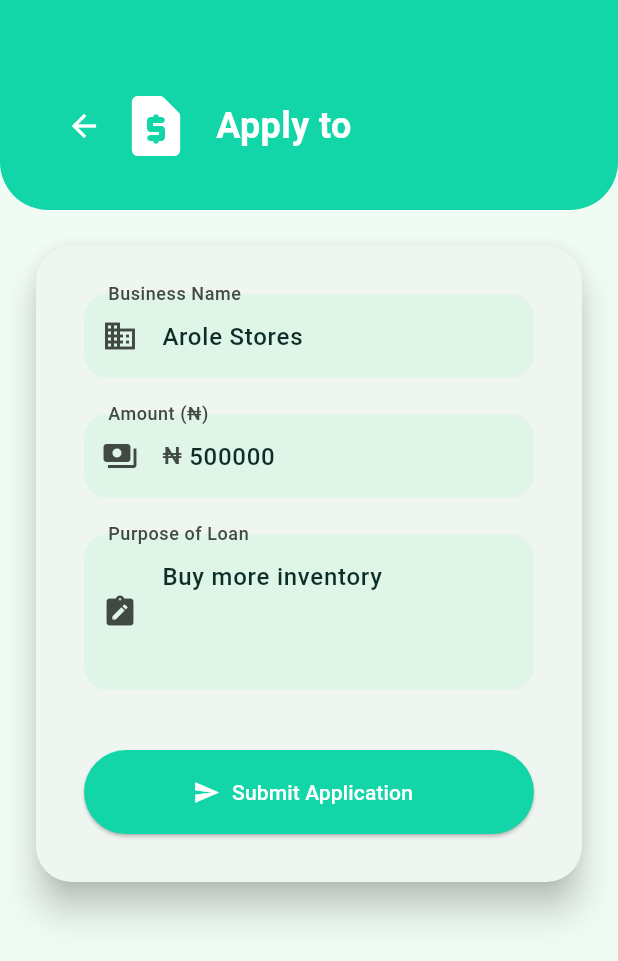
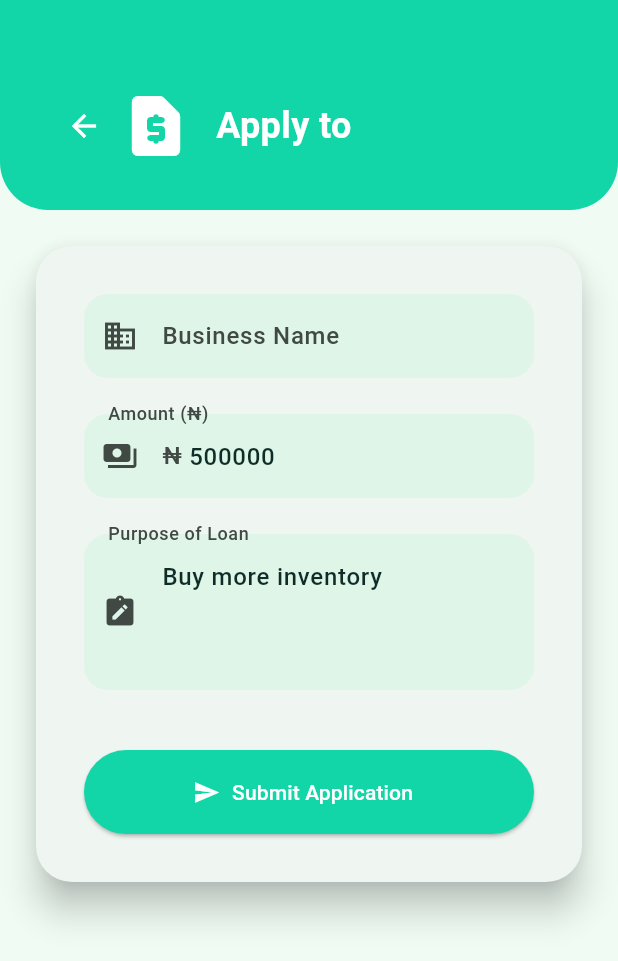
Before and after one commit to Arolexwalex/Microbiz_wallet, a Flutter app: the LoanApplicationScreen screen opened directly with empty values, on a phone screen of 412 x 824 dp. Shown: the top 961 px of the screen. Run offline on Flutter 3.47's test engine with Material 3 defaults, Android fonts, the phone set to English and light mode, and no system bars; our stand-ins replace dio, equatable, fl_chart, flutter_local_notifications, flutter_riverpod, freezed_annotation and 6 more; missing offline and left inert: local_auth_android; accounts and stored records are empty; network calls fail.

Commit message:
new_added

```diff
--- a/lib/src/features/loan/loan_application_screen.dart
+++ b/lib/src/features/loan/loan_application_screen.dart
@@ -18,10 +18,21 @@ class LoanApplicationScreen extends ConsumerStatefulWidget {
 
 class _LoanApplicationScreenState extends ConsumerState<LoanApplicationScreen> {
   final _formKey = GlobalKey<FormState>();
-  final _businessNameCtrl = TextEditingController(text: 'Arole Stores');
-  final _amountCtrl = TextEditingController(text: '500000');
-  final _purposeCtrl = TextEditingController(text: 'Buy more inventory');
+  // Declare controllers, but initialize them in initState
+  late final TextEditingController _businessNameCtrl;
+  late final TextEditingController _amountCtrl;
+  late final TextEditingController _purposeCtrl;
   bool _submitting = false;
+
+  @override
+  void initState() {
+    super.initState();
+    // Pre-fill the form with data from the auth provider
+    final auth = ref.read(authStateProvider);
+    _businessNameCtrl = TextEditingController(text: auth.name ?? '');
+    _amountCtrl = TextEditingController(text: '500000');
+    _purposeCtrl = TextEditingController(text: 'Buy more inventory');
+  }
 
   Future<void> _submit() async {
     if (!_formKey.currentState!.validate()) return;
```
